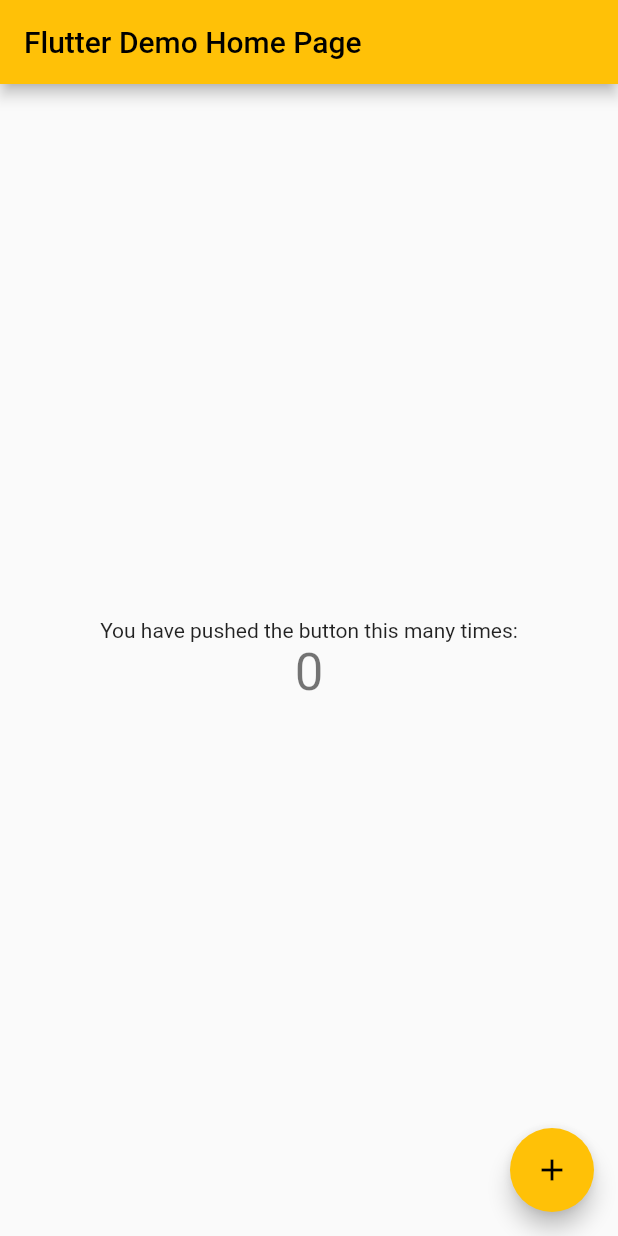
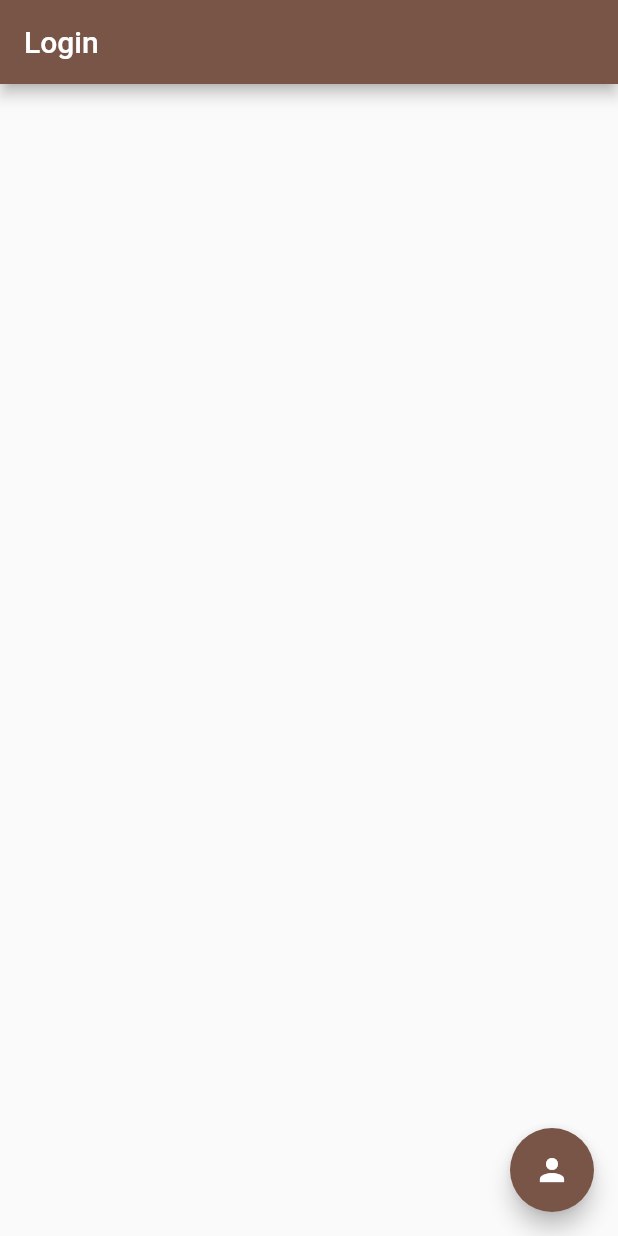
Before and after one commit to nutint/mobile_flutter_sandbox, a Flutter app: the screen it shows after launch, on a phone screen of 412 x 824 dp. Run offline on Flutter 3.47's test engine with Material 2 defaults, Android fonts, the phone set to English and light mode, and no system bars; our stand-ins replace equatable.

Commit message:
Add cognito app and structure the project by app

```diff
--- /dev/null
+++ b/lib/apps/cognito/cognito_app.dart
@@ -0,0 +1,17 @@
+import 'package:flutter/material.dart';
+import 'package:my_app/apps/cognito/pages/login_page.dart';
+
+class CognitoApp extends StatelessWidget {
+  const CognitoApp({super.key});
+
+  @override
+  Widget build(BuildContext context) {
+    return MaterialApp(
+      title: "Cognito App",
+      theme: ThemeData(
+        primarySwatch: Colors.brown
+      ),
+      home: const LoginPage(),
+    );
+  }
+}
--- /dev/null
+++ b/lib/apps/cognito/pages/login_page.dart
@@ -0,0 +1,30 @@
+import 'package:flutter/cupertino.dart';
+import 'package:flutter/material.dart';
+
+class LoginPage extends StatelessWidget {
+  const LoginPage({super.key});
+
+  @override
+  Widget build(BuildContext buildContext) {
+    return Scaffold(
+      appBar: AppBar(
+        title: Text("Login"),
+      ),
+      body: Center(
+        child: Column(
+          mainAxisAlignment: MainAxisAlignment.center,
+          children: <Widget>[],
+        ),
+      ),
+      floatingActionButton: FloatingActionButton(
+        onPressed: _login,
+        tooltip: 'Login',
+        child: const Icon(Icons.person),
+      ),
+    );
+  }
+
+  void _login() {
+    print('Login');
+  }
+}
--- a/lib/apps/my_app.dart
+++ b/lib/apps/example/my_app.dart
@@ -1,5 +1,5 @@
 import 'package:flutter/material.dart';
-import 'package:my_app/pages/my_home_page.dart';
+import 'package:my_app/apps/example/pages/my_home_page.dart';
 
 class MyApp extends StatelessWidget {
   const MyApp({super.key});
--- a/lib/main.dart
+++ b/lib/main.dart
@@ -1,6 +1,6 @@
 import 'package:flutter/material.dart';
-import 'package:my_app/apps/my_app.dart';
+import 'package:my_app/apps/cognito/cognito_app.dart';
 
 void main() {
-  runApp(const MyApp());
+  runApp(const CognitoApp());
 }
```
Also changed, not shown: lib/apps/example/pages/my_home_page.dart (renamed from lib/pages/my_home_page.dart), 4 other files.
